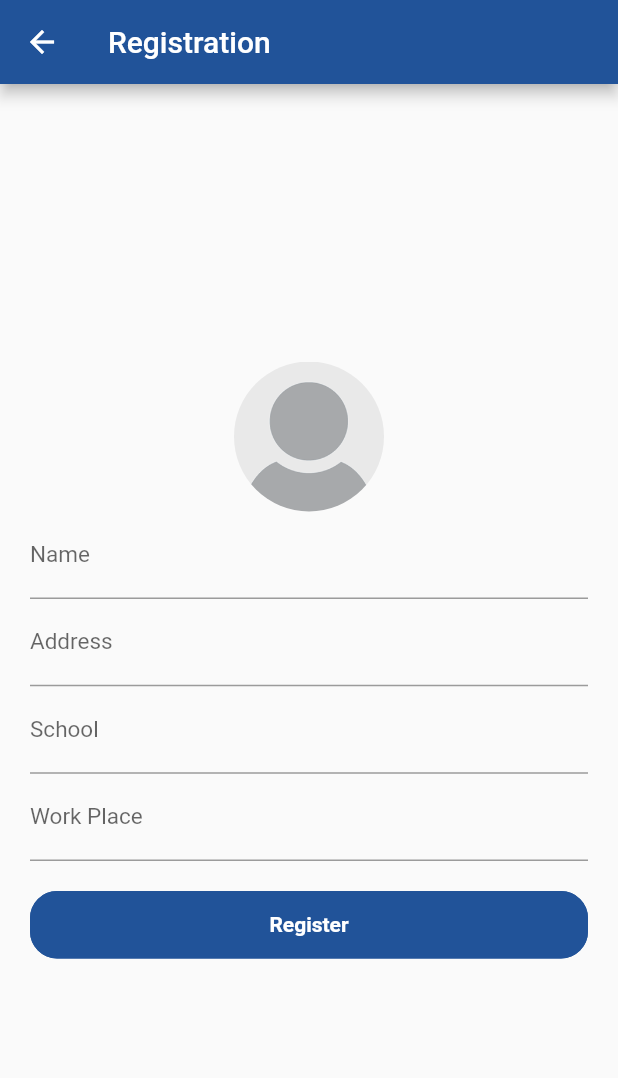
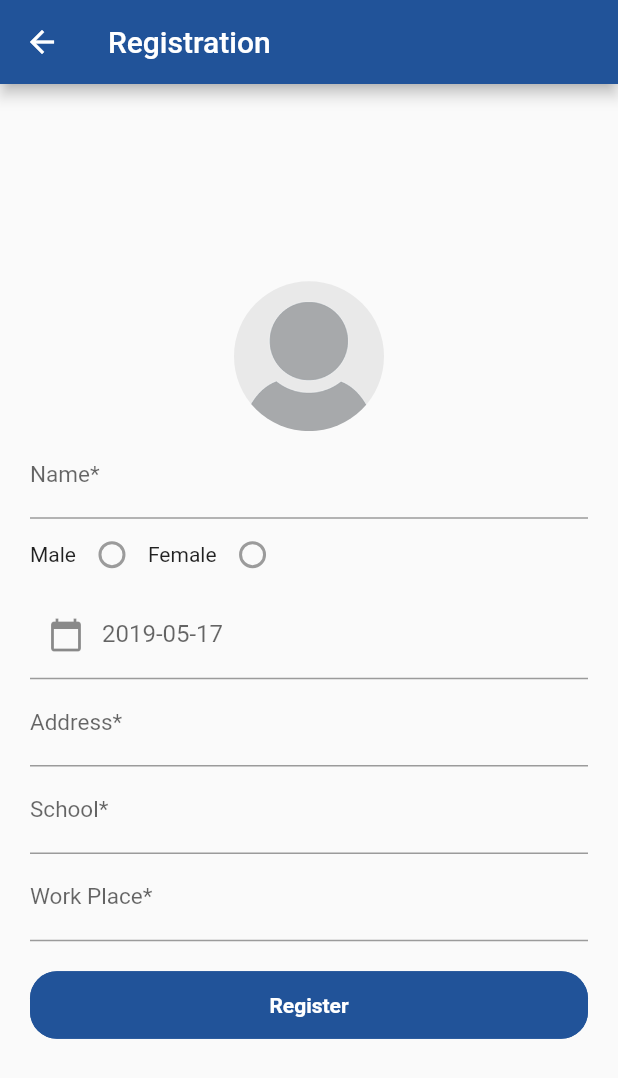
Before and after one commit to homsrieng/ArksorMobileApp, a Flutter app: the Registration screen opened directly, on a phone screen of 412 x 824 dp. Shown: the top 1078 px of the screen. Run offline on Flutter 3.47's test engine with Material 2 defaults, Android fonts, the phone set to English and light mode, and no system bars; our stand-ins replace connectivity, flutter_offline, font_awesome_flutter; missing offline and left inert: flutter_cupertino_date_picker.

Commit message:
Update with 1.Design screen of registration with datepicker

```diff
--- a/lib/pages/registration.dart
+++ b/lib/pages/registration.dart
@@ -4,10 +4,13 @@ import 'package:arksormobileapp/model/screen_argument.dart';
 import 'package:arksormobileapp/service/internet.dart';
 import 'package:arksormobileapp/utils/colors.dart';
 import 'package:arksormobileapp/widgets/button.dart';
+import 'package:arksormobileapp/widgets/date_picker_bottom_sheet.dart';
 import 'package:arksormobileapp/widgets/internet_conn.dart';
 import 'package:connectivity/connectivity.dart';
 import 'package:flutter/cupertino.dart';
 import 'package:flutter/material.dart';
+import 'package:flutter_cupertino_date_picker/flutter_cupertino_date_picker.dart';
+import 'package:font_awesome_flutter/font_awesome_flutter.dart';
 class Registration extends StatefulWidget {
   @override
   _Registration createState() => _Registration();
@@ -15,9 +18,17 @@ class Registration extends StatefulWidget {
 class _Registration extends State<Registration>{
   Map _source = {ConnectivityResult.none: false};
   MyConnectivity _connectivity = MyConnectivity.instance;
-
   InternetConnection internetConnection = new InternetConnection();
 
+
+  bool _showTitle = true;
+
+  DateTimePickerLocale _locale = DateTimePickerLocale.en_us;
+  List<DateTimePickerLocale> _locales = DateTimePickerLocale.values;
+
+  String _format = 'yyyy-MMMM-dd';
+  TextEditingController _formatCtrl = TextEditingController();
+  DateTime _dateTime;
   @override
   void initState() {
     super.initState();
@@ -25,6 +36,7 @@ class _Registration extends State<Registration>{
     _connectivity.myStream.listen((source) {
       setState(() => _source = source);
     });
+    _dateTime = DateTime.parse(INIT_DATETIME);
   }
   String getString(Map _source) {
     String string;
@@ -40,15 +52,47 @@ class _Registration extends State<Registration>{
     }
     return string;
   }
+  /// Display date picker.
+  void _showDatePicker() {
+
+    DatePicker.showDatePicker(
+      context,
+      pickerTheme: DateTimePickerTheme(
+        // showTitle: _showTitle,
+        // confirm: Text('custom Done', style: TextStyle(color: Colors.red)),
+        // cancel: Text('custom cancel', style: TextStyle(color: Colors.cyan)),
+      ),
+      minDateTime: DateTime.parse(MIN_DATETIME),
+      maxDateTime: DateTime.parse(MAX_DATETIME),
+      //initialDateTime: _dateTime,
+      dateFormat: _format,
+      locale: _locale,
+      onClose: () => print("----- onClose -----"),
+      onCancel: () => print('onCancel'),
+      onChange: (dateTime, List<int> index) {
+        setState(() {
+          _dateTime = dateTime;
+        });
+      },
+      onConfirm: (dateTime, List<int> index) {
+        setState(() {
+          _dateTime = dateTime;
+        });
+      },
+    );
+  }
+
   Widget formInputVerifyCode(){
     return(
         Expanded(child:
         Align(
           alignment: FractionalOffset.center,
           child: (
+              SingleChildScrollView(child:
               Row(
                 children: <Widget>[
-                  new Expanded(child:
+                  new Expanded(
+                      child:
                       Container(
                         padding: const EdgeInsets.only(
                             top: 20,
@@ -57,7 +101,6 @@ class _Registration extends State<Registration>{
                             bottom: 20
                         ),
                         child:Column(
-                      mainAxisAlignment: MainAxisAlignment.center,
                           children: <Widget>[
                             Row(
                               mainAxisAlignment: MainAxisAlignment.center,
@@ -79,7 +122,44 @@ class _Registration extends State<Registration>{
                                 new Expanded(child:
                                 TextField(
                                     decoration: InputDecoration(
-                                  labelText: "Name",
+                                        labelText: "Name*",
+                                        hintStyle: TextStyle(color: Colors.grey),
+                                        labelStyle: TextStyle(fontSize: Diment.mlabel)
+                                    )
+                                ))
+                              ],),
+                            Row(
+                              children: <Widget>[
+                                new Text('Male'),
+                                new Radio(
+                                  value: 0,
+                                ),
+                                new Text('Female'),
+                                new Radio(
+                                  value: 1,
+                                ),
+                              ],),
+                            Row(
+                              mainAxisAlignment: MainAxisAlignment.center,
+                              children: <Widget>[
+                               new Expanded(child:
+                               GestureDetector(
+                                   onTap:()=>_showDatePicker(),
+                                   child:AbsorbPointer(
+                                     child: TextField(decoration: InputDecoration(hintText: "yyyy-MMMM-dd",prefixIcon: Icon(Icons.calendar_today),labelText: '${_dateTime.year}-${_dateTime.month.toString().padLeft(2, '0')}-${_dateTime.day.toString().padLeft(2, '0')}'),),
+                                   )
+                               ),
+                               )
+                              ],
+                            ),
+
+                            Row(
+                              mainAxisAlignment: MainAxisAlignment.center,
+                              children: <Widget>[
+                                new Expanded(child:
+                                TextField(
+                                    decoration: InputDecoration(
+                                        labelText: "Address*",
                                         hintStyle: TextStyle(color: Colors.grey),
                                         labelStyle: TextStyle(fontSize: Diment.mlabel)
                                     )
@@ -91,7 +171,7 @@ class _Registration extends State<Registration>{
                                 new Expanded(child:
                                 TextField(
                                     decoration: InputDecoration(
-                                    labelText: "Address",
+                                        labelText: "School*",
                                         hintStyle: TextStyle(color: Colors.grey),
                                         labelStyle: TextStyle(fontSize: Diment.mlabel)
                                     )
@@ -103,19 +183,7 @@ class _Registration extends State<Registration>{
                                 new Expanded(child:
                                 TextField(
                                     decoration: InputDecoration(
-                                    labelText: "School",
-                                    hintStyle: TextStyle(color: Colors.grey),
-                                    labelStyle: TextStyle(fontSize: Diment.mlabel)
-                                )
-                            ))
-                          ],),
-                        Row(
-                          mainAxisAlignment: MainAxisAlignment.center,
-                          children: <Widget>[
-                            new Expanded(child:
-                            TextField(
-                                decoration: InputDecoration(
-                                    labelText: "Work Place",
+                                        labelText: "Work Place*",
                                         hintStyle: TextStyle(color: Colors.grey),
                                         labelStyle: TextStyle(fontSize: Diment.mlabel)
                                     )
@@ -145,6 +213,7 @@ class _Registration extends State<Registration>{
                       )
                   )
                 ],)
+              )
           ),
         )
         )
@@ -153,20 +222,19 @@ class _Registration extends State<Registration>{
   @override
   Widget build(BuildContext context) {
     // TODO: implement build
-    final ScreenArguments args = ModalRoute.of(context).settings.arguments;
+
     return Scaffold(
       appBar: AppBar(
         backgroundColor: ArksorColor.primaryColor,
         title: Text("Registration"),
       ),
-      body: Column(
-        mainAxisAlignment: MainAxisAlignment.center,
+      body:Column(
         children: <Widget>[
           formInputVerifyCode(),
           if(getString(_source)==Constant.OFFLINE)
-            internetConnection.internetStatus()
+            internetConnection.internetStatus(),
         ],
-      ),
+      )
     );
   }
   @override
--- a/pubspec.yaml
+++ b/pubspec.yaml
@@ -22,6 +22,7 @@ dependencies:
   font_awesome_flutter: 8.0.1
   flutter_offline: "^0.2.2"
   connectivity: ^0.4.2
+  flutter_cupertino_date_picker: ^1.0.12
 
   # The following adds the Cupertino Icons font to your application.
   # Use with the CupertinoIcons class for iOS style icons.
```
Also changed, not shown: lib/widgets/date_picker_bottom_sheet.dart (added, +212 -0 lines), assets/icons/calendar.png (added), pubspec.lock. Lines whose indentation alone changed are shown as unchanged.
